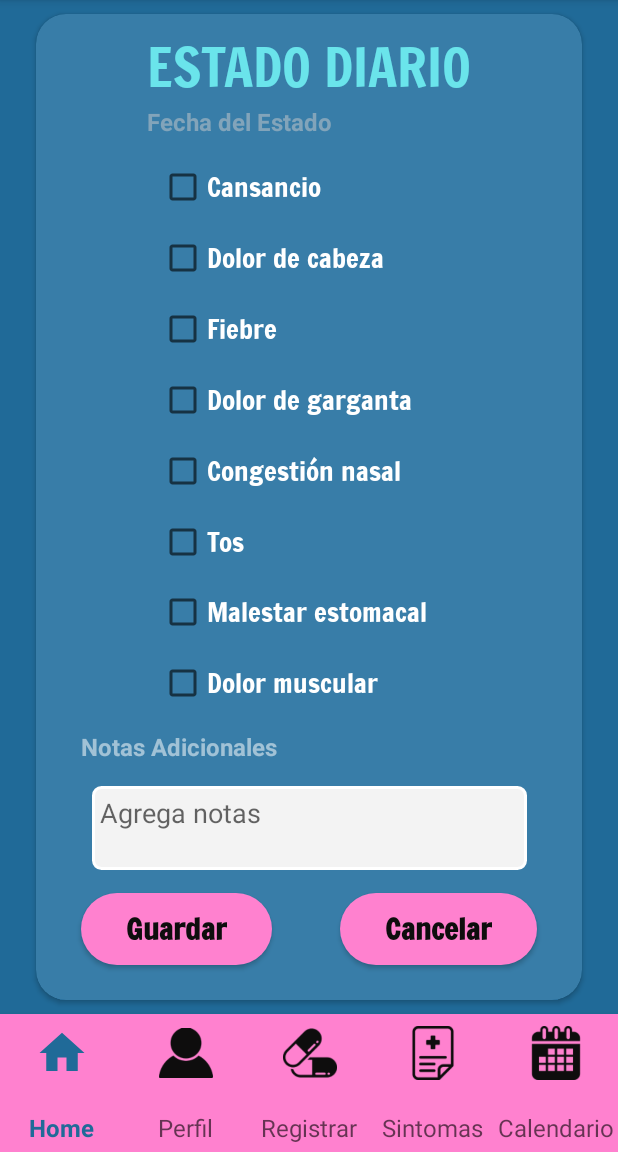
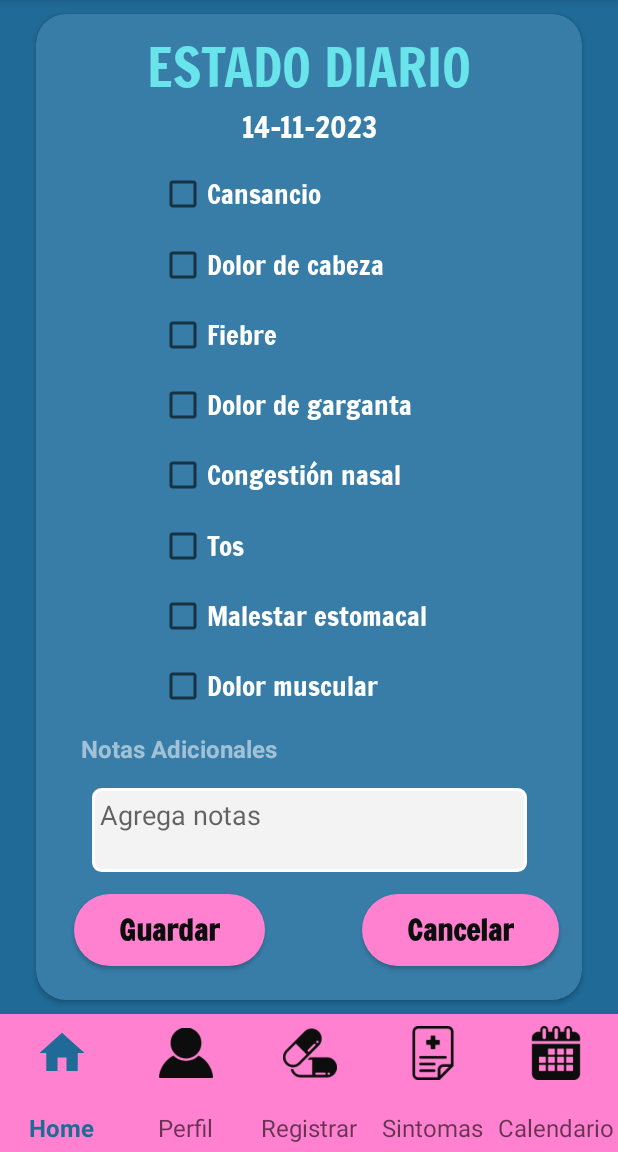
Before and after one commit to piapotasznik/PastillAppFE, an Android app: the SymptomsFragment screen opened through its navigation route, after a tap on "Cancelar", on a phone screen of 412 x 824 dp, the part 84-1236 px from its top. Run offline under Robolectric (Android 15) with nearby library versions, the phone set to English and light mode, and no system bars; our stand-ins replace Firebase (no records; nobody signed in at launch, a user with empty details on screens opened directly), navigation-ui; 4 statements that could not run were skipped.

Commit message:
BUG ID160 dailyStatus charge fix ID161 dailyStatus date fix ID152 dailyStatus botton fix ID159 dailyStatus observation max fix ID153 dailyStatus selector fix

```diff
--- a/app/src/main/java/edu/ort/pastillapp/Fragments/SymptomsFragment.kt
+++ b/app/src/main/java/edu/ort/pastillapp/Fragments/SymptomsFragment.kt
@@ -1,6 +1,8 @@
 package edu.ort.pastillapp.Fragments
 
 import android.os.Bundle
+import android.text.InputFilter
+import android.text.Spanned
 import android.util.Log
 import android.view.LayoutInflater
 import android.view.View
@@ -17,6 +19,7 @@ import edu.ort.pastillapp.databinding.FragmentSymptomsBinding
 import retrofit2.Call
 import retrofit2.Callback
 import retrofit2.Response
+import java.lang.Integer.min
 import java.text.SimpleDateFormat
 import java.util.Date
 import java.util.Locale
@@ -57,9 +60,13 @@ class SymptomsFragment : Fragment() {
         val btnSave = binding.saveBtn
         val btnCancel = binding.cxlBtn
         val editText1 = binding.editNotes3
+        val maxLength = 125
+        val observationFilter = CharLimitInputFilter(maxLength)
+        editText1.filters = arrayOf(observationFilter)
         val currentDate = Date()
         val dateFormat = SimpleDateFormat("dd-MM-yyyy", Locale.getDefault())
         val formattedDate = dateFormat.format(currentDate)
+        binding.textViewDateToday.text = formattedDate
 
         // Obtener y mostrar el estado diario al iniciar el fragmento
         getDailyStatus(id, formattedDate)
@@ -74,35 +81,74 @@ class SymptomsFragment : Fragment() {
                 }
             }
 
-            val updateStatusDTO = UpdateDailyStatusDTO(selectedSymptoms.toString(), editText1.text.toString())
+            val observations = editText1.text.toString().trim()
+
+            if (selectedSymptoms.isEmpty() && observations.isEmpty()) {
+                // Mostrar un mensaje indicando que al menos una casilla o el campo de observaciones deben ser completados
+                Toast.makeText(requireContext(), "Completa al menos una casilla o el campo de observaciones", Toast.LENGTH_SHORT).show()
+            } else {
+                val updateStatusDTO = UpdateDailyStatusDTO(selectedSymptoms.toString(), observations)
 
                 service.updateStatus(id, updateStatusDTO).enqueue(object : Callback<Void> {
                     override fun onResponse(call: Call<Void>, response: Response<Void>) {
                         if (response.isSuccessful) {
                             // Actualizar y mostrar el estado diario después de la actualización
                             getDailyStatus(id, formattedDate)
-                        Log.d("SymptomsFragment", "Estado diario actualizado con éxito")
-                        Toast.makeText(requireContext(), "Estado diario creado", Toast.LENGTH_SHORT).show()
+                            // Mostrar Toast al guardar
+                            Toast.makeText(requireContext(), "Estado diario actualizado con éxito", Toast.LENGTH_SHORT).show()
                         } else {
                             val responseCode = response.code()
                             Log.e("SymptomsFragment", "Response code (not successful): $responseCode")
+                            // Mostrar Toast si hay un error al guardar
                             Toast.makeText(requireContext(), "Error al crear estado", Toast.LENGTH_SHORT).show()
-
                         }
                     }
 
                     override fun onFailure(call: Call<Void>, t: Throwable) {
                         Log.e("SymptomsFragment", "Error en la llamada: ${t.message}")
                         // Puedes mostrar un mensaje de error al usuario si es necesario
+                        // Mostrar Toast si hay un error en la llamada
+                        Toast.makeText(requireContext(), "Error en la llamada: ${t.message}", Toast.LENGTH_SHORT).show()
                     }
                 })
+            }
         }
 
         btnCancel.setOnClickListener {
             editText1.text.clear()
+
+            // Desmarcar todas las checkboxes
             checkBoxList.forEach { checkBox ->
                 checkBox.isChecked = false
             }
+
+            // Guardar datos al cancelar
+            val selectedSymptoms = mutableListOf<String>()
+            checkBoxList.forEach { checkBox ->
+                if (checkBox.isChecked) {
+                    val index = checkBoxList.indexOf(checkBox)
+                    selectedSymptoms.add(getSymptomByIndex(index))
+                }
+            }
+
+            val updateStatusDTO = UpdateDailyStatusDTO(selectedSymptoms.toString(), editText1.text.toString())
+
+            service.updateStatus(id, updateStatusDTO).enqueue(object : Callback<Void> {
+                override fun onResponse(call: Call<Void>, response: Response<Void>) {
+                    if (response.isSuccessful) {
+                        // Mostrar Toast al cancelar y guardar
+                        Toast.makeText(requireContext(), "Datos eliminados", Toast.LENGTH_SHORT).show()
+                    } else {
+                        // Mostrar Toast si hay un error al guardar al cancelar
+                        Toast.makeText(requireContext(), "Error al guardar datos", Toast.LENGTH_SHORT).show()
+                    }
+                }
+
+                override fun onFailure(call: Call<Void>, t: Throwable) {
+                    // Mostrar Toast si hay un error en la llamada al cancelar
+                    Toast.makeText(requireContext(), "Error en la llamada al guardar datos: ${t.message}", Toast.LENGTH_SHORT).show()
+                }
+            })
         }
     }
 
@@ -135,7 +181,7 @@ class SymptomsFragment : Fragment() {
     }
 
     private fun updateCheckboxesWithSymptoms(symptoms: String) {
-        val symptomList = symptoms.removeSurrounding("[","]").split(", ").map { it.trim() }
+        val symptomList = symptoms.removeSurrounding("[", "]").split(", ").map { it.trim() }
         checkBoxList.forEachIndexed { index, checkBox ->
             checkBox.isChecked = symptomList.contains(getSymptomByIndex(index))
         }
@@ -143,7 +189,7 @@ class SymptomsFragment : Fragment() {
 
     private fun getSymptomByIndex(index: Int): String {
         return when (index) {
-            0 -> "Fatiga"
+            0 -> "Cansancio"
             1 -> "Dolor de cabeza"
             2 -> "Fiebre"
             3 -> "Dolor de garganta"
@@ -155,6 +201,32 @@ class SymptomsFragment : Fragment() {
         }
     }
 
+    class CharLimitInputFilter(private val maxLength: Int) : InputFilter {
+        override fun filter(
+            source: CharSequence?,
+            start: Int,
+            end: Int,
+            dest: Spanned?,
+            dstart: Int,
+            dend: Int
+        ): CharSequence? {
+            val keep = maxLength - (dest?.length ?: 0)
+
+            if (keep <= 0) {
+                return "" // Si ya alcanzó el límite, no se permite más caracteres
+            }
+
+            val sourceLength = end - start
+            val keepLength = min(keep, sourceLength)
+
+            if (keepLength >= sourceLength) {
+                return null // No hay límite, acepta todo
+            } else {
+                return source?.subSequence(start, start + keepLength)
+            }
+        }
+    }
+
     override fun onDestroyView() {
         super.onDestroyView()
         _binding = null
--- a/app/src/main/java/edu/ort/pastillapp/Services/ActivityServiceApiBuilder.kt
+++ b/app/src/main/java/edu/ort/pastillapp/Services/ActivityServiceApiBuilder.kt
@@ -19,7 +19,7 @@ import javax.net.ssl.X509TrustManager
 object ActivityServiceApiBuilder {
 
 
-    private val BASE_URL = "https://c6d5-186-139-158-165.ngrok-free.app "
+    private val BASE_URL = "https://51b7-186-139-158-165.ngrok-free.app"
         //"https://bfe3-186-139-158-165.ngrok-free.app"
         // "https://509a-2800-810-502-704-4949-1dab-2269-7336.ngrok-free.app"
     //127.0.0.1
--- a/app/src/main/res/layout/fragment_symptoms.xml
+++ b/app/src/main/res/layout/fragment_symptoms.xml
@@ -30,17 +30,6 @@
                 android:gravity="center"
                 android:orientation="vertical">
 
-                <TextView
-                    android:id="@+id/textView9"
-                    style="@style/GrayText"
-                    android:layout_width="wrap_content"
-                    android:layout_height="wrap_content"
-                    android:text="Fecha del Estado"
-                    android:textSize="16sp"
-                    android:textStyle="bold"
-                    app:layout_constraintStart_toStartOf="@+id/dailyStatusTitle"
-                    app:layout_constraintTop_toBottomOf="@+id/dailyStatusTitle" />
-
 
                 <TextView
                     android:id="@+id/dailyStatusTitle"
@@ -54,7 +43,6 @@
                     android:textColor="@color/celesteClaro"
                     android:textSize="35sp"
                     android:textStyle="normal"
-                    app:layout_constraintBottom_toTopOf="@+id/textView9"
                     app:layout_constraintEnd_toEndOf="parent"
                     app:layout_constraintStart_toStartOf="parent"
                     app:layout_constraintTop_toTopOf="parent"
@@ -66,8 +54,9 @@
                     android:layout_height="wrap_content"
                     android:fontFamily="@font/francois_one"
                     android:textColor="@color/white"
-                    android:textSize="16sp"
-                    app:layout_constraintEnd_toEndOf="@+id/dailyStatusTitle"
+                    android:textSize="20sp"
+                    app:layout_constraintEnd_toEndOf="parent"
+                    app:layout_constraintStart_toStartOf="parent"
                     app:layout_constraintTop_toBottomOf="@+id/dailyStatusTitle" />
 
                 <CheckBox
@@ -183,6 +172,8 @@
                     android:layout_width="wrap_content"
                     android:layout_height="wrap_content"
                     android:layout_marginHorizontal="30dp"
+                    android:layout_marginStart="25dp"
+                    android:layout_marginEnd="1dp"
                     android:background="@drawable/round_button"
                     android:gravity="center"
                     android:paddingHorizontal="30dp"
@@ -194,15 +185,19 @@
                     android:theme="@style/Theme.PastillApp.ButtonSave"
                     app:fontFamily="@font/francois_one"
                     app:layout_constraintBottom_toBottomOf="parent"
+                    app:layout_constraintEnd_toEndOf="parent"
+                    app:layout_constraintHorizontal_bias="0.0"
                     app:layout_constraintStart_toStartOf="parent"
                     app:layout_constraintTop_toBottomOf="@+id/editNotes3"
-                    app:layout_constraintVertical_chainStyle="spread_inside"/>
+                    app:layout_constraintVertical_chainStyle="spread_inside" />
 
                 <Button
                     android:id="@+id/cxlBtn"
                     android:layout_width="wrap_content"
                     android:layout_height="wrap_content"
                     android:layout_marginHorizontal="30dp"
+                    android:layout_marginStart="1dp"
+                    android:layout_marginEnd="15dp"
                     android:background="@drawable/round_button"
                     android:gravity="center"
                     android:paddingHorizontal="30dp"
@@ -216,8 +211,10 @@
                     app:fontFamily="@font/francois_one"
                     app:layout_constraintBottom_toBottomOf="parent"
                     app:layout_constraintEnd_toEndOf="parent"
+                    app:layout_constraintHorizontal_bias="1.0"
+                    app:layout_constraintStart_toStartOf="parent"
                     app:layout_constraintTop_toBottomOf="@+id/editNotes3"
-                    app:layout_constraintVertical_chainStyle="spread_inside"/>
+                    app:layout_constraintVertical_chainStyle="spread_inside" />
 
             </androidx.constraintlayout.widget.ConstraintLayout>
         </androidx.cardview.widget.CardView>
```
Lines whose indentation alone changed are shown as unchanged.
